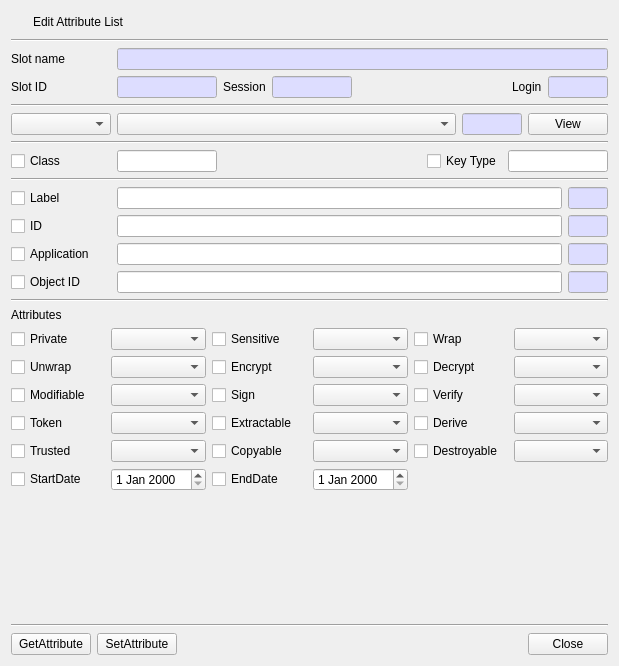
Old version of the form CryptokiMan/edit_attribute_list_dlg.ui in the repository jykim74/CryptokiMan.
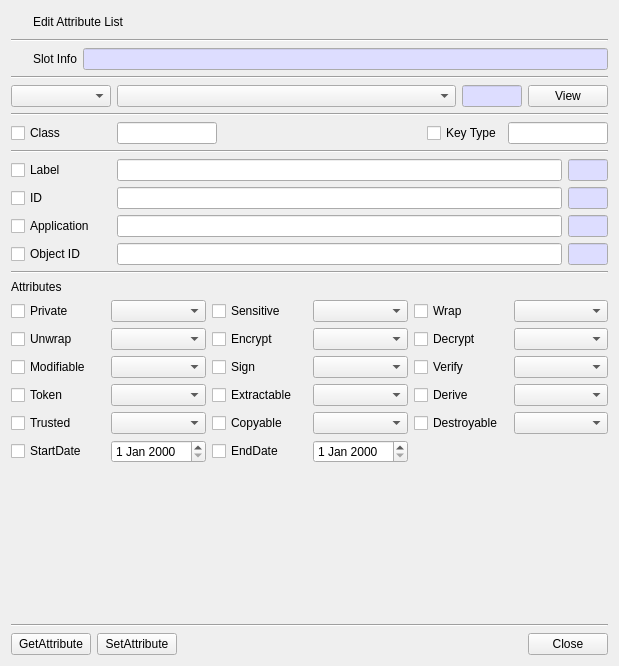
New version of the form. Icons and pictures are not drawn.

```diff
--- a/CryptokiMan/edit_attribute_list_dlg.ui
+++ b/CryptokiMan/edit_attribute_list_dlg.ui
@@ -60,234 +60,78 @@
    </item>
    <item>
     <layout class="QGridLayout" name="gridLayout">
-     <item row="0" column="0">
+     <item row="0" column="1">
       <widget class="QLabel" name="label">
        <property name="minimumSize">
         <size>
-         <width>100</width>
+         <width>0</width>
          <height>0</height>
         </size>
        </property>
        <property name="text">
-        <string>Slot name</string>
-       </property>
-      </widget>
-     </item>
-     <item row="0" column="1">
-      <widget class="QLineEdit" name="mSlotNameText">
-       <property name="palette">
-        <palette>
-         <active>
-          <colorrole role="Base">
-           <brush brushstyle="SolidPattern">
-            <color alpha="255">
-             <red>221</red>
-             <green>221</green>
-             <blue>255</blue>
-            </color>
-           </brush>
-          </colorrole>
-         </active>
-         <inactive>
-          <colorrole role="Base">
-           <brush brushstyle="SolidPattern">
-            <color alpha="255">
-             <red>221</red>
-             <green>221</green>
-             <blue>255</blue>
-            </color>
-           </brush>
-          </colorrole>
-         </inactive>
-         <disabled/>
-        </palette>
-       </property>
-       <property name="readOnly">
-        <bool>true</bool>
-       </property>
-      </widget>
-     </item>
-    </layout>
-   </item>
-   <item>
-    <layout class="QGridLayout" name="gridLayout_2">
-     <item row="0" column="5">
-      <widget class="QLabel" name="label_5">
-       <property name="text">
-        <string>Login</string>
-       </property>
-      </widget>
-     </item>
-     <item row="0" column="3">
-      <widget class="QLineEdit" name="mSessionText">
-       <property name="minimumSize">
-        <size>
-         <width>80</width>
-         <height>0</height>
-        </size>
-       </property>
-       <property name="maximumSize">
-        <size>
-         <width>80</width>
-         <height>16777215</height>
-        </size>
-       </property>
-       <property name="palette">
-        <palette>
-         <active>
-          <colorrole role="Base">
-           <brush brushstyle="SolidPattern">
-            <color alpha="255">
-             <red>221</red>
-             <green>221</green>
-             <blue>255</blue>
-            </color>
-           </brush>
-          </colorrole>
-         </active>
-         <inactive>
-          <colorrole role="Base">
-           <brush brushstyle="SolidPattern">
-            <color alpha="255">
-             <red>221</red>
-             <green>221</green>
-             <blue>255</blue>
-            </color>
-           </brush>
-          </colorrole>
-         </inactive>
-         <disabled/>
-        </palette>
-       </property>
-       <property name="readOnly">
-        <bool>true</bool>
-       </property>
-      </widget>
-     </item>
-     <item row="0" column="6">
-      <widget class="QLineEdit" name="mLoginText">
-       <property name="minimumSize">
-        <size>
-         <width>60</width>
-         <height>0</height>
-        </size>
-       </property>
-       <property name="maximumSize">
-        <size>
-         <width>60</width>
-         <height>16777215</height>
-        </size>
-       </property>
-       <property name="palette">
-        <palette>
-         <active>
-          <colorrole role="Base">
-           <brush brushstyle="SolidPattern">
-            <color alpha="255">
-             <red>221</red>
-             <green>221</green>
-             <blue>255</blue>
-            </color>
-           </brush>
-          </colorrole>
-         </active>
-         <inactive>
-          <colorrole role="Base">
-           <brush brushstyle="SolidPattern">
-            <color alpha="255">
-             <red>221</red>
-             <green>221</green>
-             <blue>255</blue>
-            </color>
-           </brush>
-          </colorrole>
-         </inactive>
-         <disabled/>
-        </palette>
-       </property>
-       <property name="readOnly">
-        <bool>true</bool>
-       </property>
-      </widget>
-     </item>
-     <item row="0" column="0">
-      <widget class="QLabel" name="label_3">
-       <property name="minimumSize">
-        <size>
-         <width>100</width>
-         <height>0</height>
-        </size>
-       </property>
-       <property name="text">
-        <string>Slot ID</string>
-       </property>
-      </widget>
-     </item>
-     <item row="0" column="1">
-      <widget class="QLineEdit" name="mSlotIDText">
-       <property name="minimumSize">
-        <size>
-         <width>100</width>
-         <height>0</height>
-        </size>
-       </property>
-       <property name="maximumSize">
-        <size>
-         <width>100</width>
-         <height>16777215</height>
-        </size>
-       </property>
-       <property name="palette">
-        <palette>
-         <active>
-          <colorrole role="Base">
-           <brush brushstyle="SolidPattern">
-            <color alpha="255">
-             <red>221</red>
-             <green>221</green>
-             <blue>255</blue>
-            </color>
-           </brush>
-          </colorrole>
-         </active>
-         <inactive>
-          <colorrole role="Base">
-           <brush brushstyle="SolidPattern">
-            <color alpha="255">
-             <red>221</red>
-             <green>221</green>
-             <blue>255</blue>
-            </color>
-           </brush>
-          </colorrole>
-         </inactive>
-         <disabled/>
-        </palette>
-       </property>
-       <property name="readOnly">
-        <bool>true</bool>
+        <string>Slot Info</string>
        </property>
       </widget>
      </item>
      <item row="0" column="2">
-      <widget class="QLabel" name="label_4">
-       <property name="text">
-        <string>Session</string>
+      <widget class="QLineEdit" name="mSlotInfoText">
+       <property name="palette">
+        <palette>
+         <active>
+          <colorrole role="Base">
+           <brush brushstyle="SolidPattern">
+            <color alpha="255">
+             <red>221</red>
+             <green>221</green>
+             <blue>255</blue>
+            </color>
+           </brush>
+          </colorrole>
+         </active>
+         <inactive>
+          <colorrole role="Base">
+           <brush brushstyle="SolidPattern">
+            <color alpha="255">
+             <red>221</red>
+             <green>221</green>
+             <blue>255</blue>
+            </color>
+           </brush>
+          </colorrole>
+         </inactive>
+         <disabled/>
+        </palette>
+       </property>
+       <property name="readOnly">
+        <bool>true</bool>
        </property>
       </widget>
      </item>
-     <item row="0" column="4">
-      <spacer name="horizontalSpacer">
-       <property name="orientation">
-        <enum>Qt::Horizontal</enum>
+     <item row="0" column="0">
+      <widget class="QPushButton" name="mSlotBtn">
+       <property name="minimumSize">
+        <size>
+         <width>16</width>
+         <height>0</height>
+        </size>
        </property>
-       <property name="sizeHint" stdset="0">
+       <property name="maximumSize">
         <size>
-         <width>40</width>
-         <height>20</height>
+         <width>16</width>
+         <height>16777215</height>
         </size>
        </property>
-      </spacer>
+       <property name="text">
+        <string/>
+       </property>
+       <property name="icon">
+        <iconset resource="cryptokiman.qrc">
+         <normaloff>:/images/slot.png</normaloff>:/images/slot.png</iconset>
+       </property>
+       <property name="flat">
+        <bool>true</bool>
+       </property>
+      </widget>
      </item>
     </layout>
    </item>
```
Left out of the diff: 5 changed lines with no effect on the pictures.
